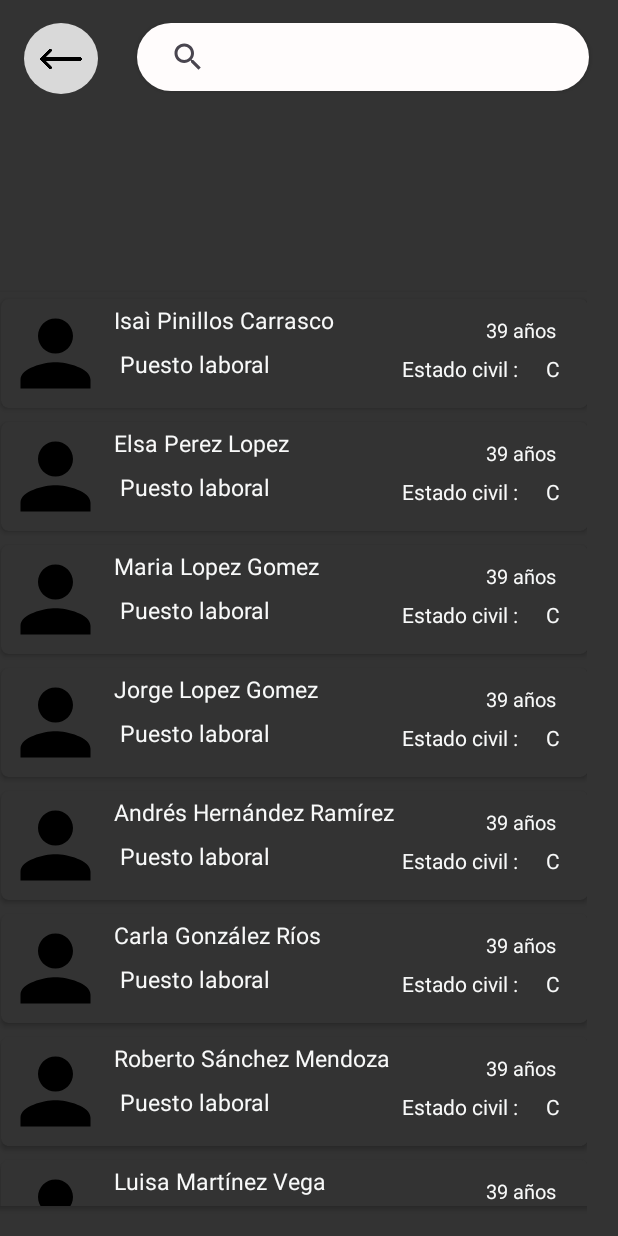
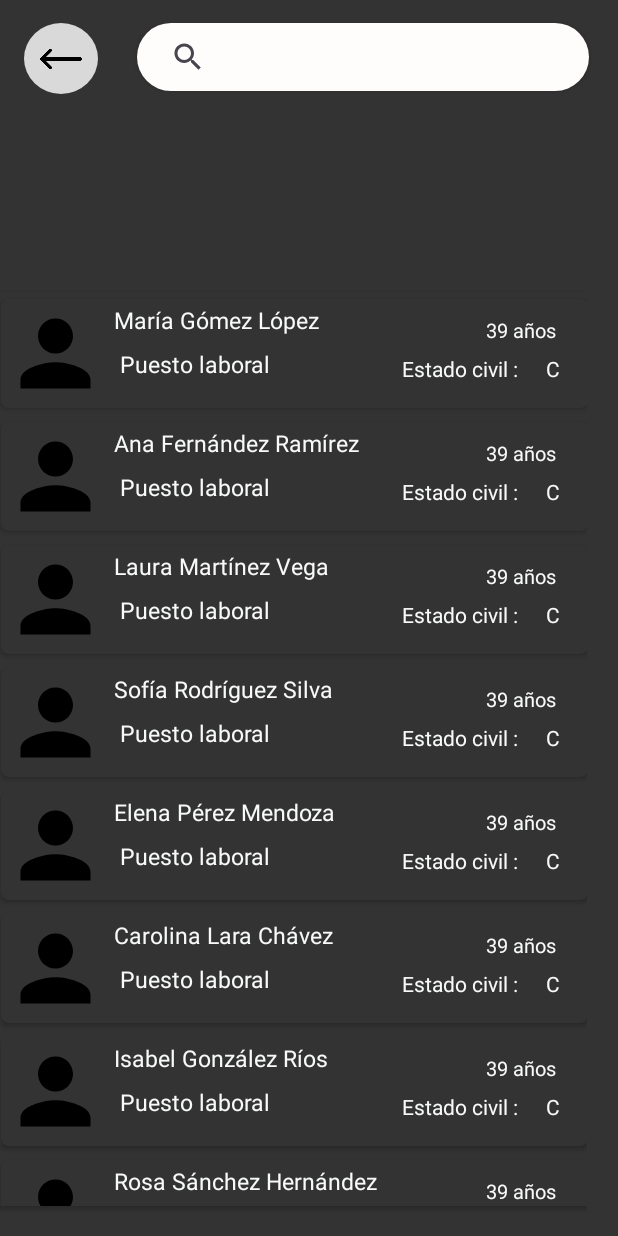
Before and after one commit to DhenisGit/Figuras_geometricas, an Android app: the listamadre screen opened directly, with no data from a screen before it, on a phone screen of 412 x 824 dp. Run offline under Robolectric (Android 15) with nearby library versions, the phone set to English and light mode, and no system bars.

Commit message:
ultimos cambios, creo

```diff
--- a/app/src/main/java/com/dhenis/polomorfismo/MadreAdapter.java
+++ b/app/src/main/java/com/dhenis/polomorfismo/MadreAdapter.java
@@ -5,30 +5,76 @@ import android.view.LayoutInflater;
 import android.view.View;
 import android.view.ViewGroup;
 import android.widget.ArrayAdapter;
+import android.widget.Filter;
 import android.widget.TextView;
 
+import java.util.ArrayList;
 import java.util.List;
 
 public class MadreAdapter extends ArrayAdapter<datos_madre> {
+
+    private List<datos_madre> originalList;
+    private List<datos_madre> filteredList;
     public MadreAdapter(Context context, List<datos_madre> madreList) {
         super(context, 0, madreList);
+        this.originalList = madreList; // Asignar madreList a originalList
+        this.filteredList = new ArrayList<>(originalList);
     }
 
     @Override
+    public int getCount() {
+        return filteredList.size();
+    }
+
+    @Override
+    public datos_madre getItem(int position) {
+        return filteredList.get(position);
+    }
+    @Override
     public View getView(int position, View convertView, ViewGroup parent) {
-        // Infla el layout personalizado para cada elemento de la lista
         if (convertView == null) {
             convertView = LayoutInflater.from(getContext()).inflate(R.layout.listadeelementos, parent, false);
         }
 
-        // Obtiene el elemento de la lista en la posición actual
         datos_madre madre = getItem(position);
 
-        // Establece los valores de los atributos en los elementos de la vista
         TextView textViewNombre = convertView.findViewById(R.id.textname);
         String nombreCompleto = madre.getNombreMadre() + " " + madre.getApellidoPaterno_Madre() + " " + madre.getApellidoMaterno_Madre();
         textViewNombre.setText(nombreCompleto);
 
         return convertView;
     }
+
+    @Override
+    public Filter getFilter() {
+        return new Filter() {
+            @Override
+            protected FilterResults performFiltering(CharSequence charSequence) {
+                String searchText = charSequence.toString().toLowerCase();
+                FilterResults results = new FilterResults();
+                List<datos_madre> filteredList = new ArrayList<>();
+
+                if (searchText.isEmpty()) {
+                    filteredList.addAll(originalList); // Use originalList instead of filteredList
+                } else {
+                    for (datos_madre madre : originalList) { // Use originalList instead of filteredList
+                        if (madre.getNombreMadre().toLowerCase().contains(searchText)||
+                                madre.getApellidoPaterno_Madre().toLowerCase().contains(searchText)||
+                                madre.getApellidoMaterno_Madre().toLowerCase().contains(searchText)) {
+                            filteredList.add(madre);
+                        }
+                    }
+                }
+                results.values = filteredList;
+                results.count = filteredList.size();
+                return results;
+            }
+
+            @Override
+            protected void publishResults(CharSequence charSequence, FilterResults filterResults) {
+                filteredList = (List<datos_madre>) filterResults.values;
+                notifyDataSetChanged();
+            }
+        };
+    }
 }
--- a/app/src/main/java/com/dhenis/polomorfismo/listamadre.java
+++ b/app/src/main/java/com/dhenis/polomorfismo/listamadre.java
@@ -17,7 +17,10 @@ public class listamadre extends AppCompatActivity {
 
     private MadreAdapter adapter;
     private SearchView searchView;
+    private List<datos_padre> padreList;
     private List<datos_madre> madreList;
+    private List<datos_hijos> hijoList;
+    private List<datos_hija> hijaList;
 
     @Override
     protected void onCreate(Bundle savedInstanceState) {
@@ -28,21 +31,43 @@ public class listamadre extends AppCompatActivity {
         searchView = findViewById(R.id.miSearchView);
 
         madreList = obtenerListaMadreDirectamente();
+        padreList = obtenerListaPadresDirectamente();
+        hijoList = obtenerListaHijosDirectamente();
+        hijaList = obtenerListaHijasDirectamente();
 
         adapter = new MadreAdapter(this, madreList);
         listView.setAdapter(adapter);
         listView.setDivider(null);
 
-        View includeMadre = findViewById(R.id.includeMadre); // Mueve esta línea aquí
-
         listView.setOnItemClickListener(new AdapterView.OnItemClickListener() {
             @Override
             public void onItemClick(AdapterView<?> parent, View view, int position, long id) {
+                datos_padre padreSeleccionado = padreList.get(position);
+                datos_madre madreSeleccionada = madreList.get(position);
+                datos_hijos hijoCorrespondiente = hijoList.get(position);
+                datos_hija hijaCorrespondiente = hijaList.get(position);
+
                 Intent intent = new Intent(listamadre.this, hijos.class);
+                intent.putExtra("nombrePadre", padreSeleccionado.getNombre());
+                intent.putExtra("apellidoPaterno_padre", padreSeleccionado.getApellidoPaterno());
+                intent.putExtra("apellidoMaterno_padre", padreSeleccionado.getApellidoMaterno());
+                intent.putExtra("edadPadre", padreSeleccionado.getEdad()); // Cambiado a "edadPadre"
+
+                intent.putExtra("nombreMadre", madreSeleccionada.getNombreMadre());
+                intent.putExtra("apellidoPaternoMadre", madreSeleccionada.getApellidoPaterno_Madre());
+                intent.putExtra("apellidoMaternoMadre", madreSeleccionada.getApellidoMaterno_Madre());
+                intent.putExtra("edadMadre", madreSeleccionada.getEdad_Madre());
+
+                // Pasar datos del hijo y la hija correspondientes
+                intent.putExtra("nombreHijo", hijoCorrespondiente.getNombre());
+                intent.putExtra("edadHijo", hijoCorrespondiente.getEdad());
+                intent.putExtra("nombreHija", hijaCorrespondiente.getNombre_Hija());
+                intent.putExtra("edadHija", hijaCorrespondiente.getEdadHija());
+
                 startActivity(intent);
             }
+
         });
-
 
         searchView.setOnQueryTextListener(new SearchView.OnQueryTextListener() {
             @Override
@@ -66,21 +91,231 @@ public class listamadre extends AppCompatActivity {
         });
     }
 
+    private List<datos_padre> obtenerListaPadresDirectamente() {
+        List<datos_padre> padreList = new ArrayList<>();
+        padreList.add(new datos_padre(0, "Pedro", "Pinillos", "Carrasco", 30));
+        padreList.add(new datos_padre(1, "Luis", "Perez", "Lopez", 45));
+        padreList.add(new datos_padre(2, "Juan", "Lopez", "Gomez", 28));
+        padreList.add(new datos_padre(3, "Miguel", "Lopez", "Gomez", 28));
+        padreList.add(new datos_padre(4, "Andrés", "Hernández", "Ramírez", 32));
+        padreList.add(new datos_padre(5, "Carlos", "González", "Ríos", 39));
+        padreList.add(new datos_padre(6, "Roberto", "Sánchez", "Mendoza", 51));
+        padreList.add(new datos_padre(7, "Alejandro", "Martínez", "Vega", 29));
+        padreList.add(new datos_padre(8, "Antonio", "Rodríguez", "Silva", 36));
+        padreList.add(new datos_padre(9, "Javier", "Fernández", "Castillo", 42));
+        padreList.add(new datos_padre(10, "Héctor", "Lara", "Chávez", 27));
+        padreList.add(new datos_padre(11, "Daniel", "Morales", "Ortega", 33));
+        padreList.add(new datos_padre(12, "Carlos", "Nava", "Soto", 40));
+        padreList.add(new datos_padre(13, "José", "Jiménez", "Delgado", 47));
+        padreList.add(new datos_padre(14, "Ricardo", "Pérez", "Mendoza", 28));
+        padreList.add(new datos_padre(15, "Fernando", "Vargas", "Reyes", 31));
+        padreList.add(new datos_padre(16, "David", "García", "Santos", 52));
+        padreList.add(new datos_padre(17, "Eduardo", "Hernández", "Núñez", 38));
+        padreList.add(new datos_padre(18, "Gabriel", "Ramos", "Ortega", 43));
+        padreList.add(new datos_padre(19, "Miguel", "Castro", "López", 25));
+        padreList.add(new datos_padre(20, "Mario", "Chávez", "Flores", 41));
+        padreList.add(new datos_padre(21, "Luis", "Sánchez", "Hernández", 49));
+        padreList.add(new datos_padre(22, "David", "Ramírez", "Guzmán", 30));
+        padreList.add(new datos_padre(23, "Andrés", "Vega", "Cruz", 29));
+        padreList.add(new datos_padre(24, "Alejandro", "Mendoza", "Pérez", 34));
+        padreList.add(new datos_padre(25, "Jorge", "López", "González", 37));
+        padreList.add(new datos_padre(26, "José", "Delgado", "Fernández", 46));
+        padreList.add(new datos_padre(27, "Manuel", "Soto", "Hernández", 35));
+        padreList.add(new datos_padre(28, "Daniel", "Nava", "Ríos", 32));
+        padreList.add(new datos_padre(29, "Fernando", "Silva", "Martínez", 28));
+        padreList.add(new datos_padre(30, "Francisco", "Castillo", "Hernández", 50));
+        padreList.add(new datos_padre(31, "Juan", "Ortega", "Gómez", 27));
+        padreList.add(new datos_padre(32, "Miguel", "Guzmán", "Sánchez", 31));
+        padreList.add(new datos_padre(33, "Rafael", "Pérez", "Mendoza", 39));
+        padreList.add(new datos_padre(34, "Luis", "Reyes", "García", 44));
+        padreList.add(new datos_padre(35, "Juan", "Núñez", "Ramírez", 26));
+        padreList.add(new datos_padre(36, "Fernando", "Cruz", "Fernández", 43));
+        padreList.add(new datos_padre(37, "Felipe", "López", "Vega", 30));
+        padreList.add(new datos_padre(38, "Rafael", "Mendoza", "Ortega", 29));
+        padreList.add(new datos_padre(39, "Antonio", "Hernández", "Castro", 35));
+        padreList.add(new datos_padre(40, "Hugo", "Soto", "Chávez", 52));
+        padreList.add(new datos_padre(41, "Luis", "Gómez", "Pérez", 31));
+        padreList.add(new datos_padre(42, "Javier", "Guzmán", "Ramírez", 30));
+        padreList.add(new datos_padre(43, "José", "Mendoza", "López", 27));
+        padreList.add(new datos_padre(44, "Francisco", "Pérez", "Castillo", 38));
+        padreList.add(new datos_padre(45, "Miguel", "Fernández", "Ortega", 26));
+        padreList.add(new datos_padre(46, "Mauricio", "Chávez", "Gómez", 34));
+        padreList.add(new datos_padre(47, "Pablo", "López", "Ramírez", 48));
+        padreList.add(new datos_padre(48, "Hugo", "Sánchez", "Mendoza", 29));
+        padreList.add(new datos_padre(49, "Fernando", "Martínez", "Guzmán", 30));
+
+        return padreList;
+    }
+
     private List<datos_madre> obtenerListaMadreDirectamente() {
         List<datos_madre> madreList = new ArrayList<>();
 
-        madreList.add(new datos_madre(1, "Isaì", "Pinillos", "Carrasco", 30));
-        madreList.add(new datos_madre(2, "Elsa", "Perez", "Lopez", 45));
-        madreList.add(new datos_madre(3, "Maria", "Lopez", "Gomez", 28));
-        madreList.add(new datos_madre(4, "Jorge", "Lopez", "Gomez", 28));
-        madreList.add(new datos_madre(5, "Andrés", "Hernández", "Ramírez", 32));
-        madreList.add(new datos_madre(6, "Carla", "González", "Ríos", 39));
-        madreList.add(new datos_madre(7, "Roberto", "Sánchez", "Mendoza", 51));
-        madreList.add(new datos_madre(8, "Luisa", "Martínez", "Vega", 29));
-        madreList.add(new datos_madre(9, "Antonio", "Rodríguez", "Silva", 36));
-        madreList.add(new datos_madre(10, "Laura", "Fernández", "Castillo", 42));
-        madreList.add(new datos_madre(11, "Héctor", "Lara", "Chávez", 27));
+        madreList.add(new datos_madre(0, "María", "Gómez", "López", 29));
+        madreList.add(new datos_madre(1, "Ana", "Fernández", "Ramírez", 44));
+        madreList.add(new datos_madre(2, "Laura", "Martínez", "Vega", 31));
+        madreList.add(new datos_madre(3, "Sofía", "Rodríguez", "Silva", 38));
+        madreList.add(new datos_madre(4, "Elena", "Pérez", "Mendoza", 33));
+        madreList.add(new datos_madre(5, "Carolina", "Lara", "Chávez", 35));
+        madreList.add(new datos_madre(6, "Isabel", "González", "Ríos", 50));
+        madreList.add(new datos_madre(7, "Rosa", "Sánchez", "Hernández", 28));
+        madreList.add(new datos_madre(8, "Patricia", "Nava", "Soto", 46));
+        madreList.add(new datos_madre(9, "Luisa", "Cruz", "Ortega", 42));
+        madreList.add(new datos_madre(10, "Carmen", "Hernández", "Gómez", 39));
+        madreList.add(new datos_madre(11, "Mónica", "Ramos", "López", 27));
+        madreList.add(new datos_madre(12, "Alejandra", "Soto", "Fernández", 37));
+        madreList.add(new datos_madre(13, "Gloria", "Guzmán", "Martínez", 29));
+        madreList.add(new datos_madre(14, "Beatriz", "Vargas", "Ramírez", 34));
+        madreList.add(new datos_madre(15, "Verónica", "Díaz", "Silva", 40));
+        madreList.add(new datos_madre(16, "Catalina", "Castro", "Mendoza", 31));
+        madreList.add(new datos_madre(17, "Valeria", "Pérez", "Gómez", 26));
+        madreList.add(new datos_madre(18, "Eva", "López", "Hernández", 41));
+        madreList.add(new datos_madre(19, "Pamela", "García", "Vega", 36));
+        madreList.add(new datos_madre(20, "Margarita", "Martínez", "Silva", 47));
+        madreList.add(new datos_madre(21, "Lorena", "González", "Ramírez", 32));
+        madreList.add(new datos_madre(22, "Juana", "Pérez", "López", 45));
+        madreList.add(new datos_madre(23, "Raquel", "Rodríguez", "Silva", 28));
+        madreList.add(new datos_madre(24, "Cecilia", "Lara", "Chávez", 33));
+        madreList.add(new datos_madre(25, "Mireya", "Sánchez", "Hernández", 29));
+        madreList.add(new datos_madre(26, "Fabiola", "Nava", "Soto", 36));
+        madreList.add(new datos_madre(27, "Roxana", "Cruz", "Ortega", 42));
+        madreList.add(new datos_madre(28, "Jimena", "Hernández", "Gómez", 27));
+        madreList.add(new datos_madre(29, "Adriana", "Ramos", "López", 35));
+        madreList.add(new datos_madre(30, "Claudia", "Soto", "Fernández", 46));
+        madreList.add(new datos_madre(31, "Daniela", "Guzmán", "Martínez", 30));
+        madreList.add(new datos_madre(32, "Jazmín", "Vargas", "Ramírez", 29));
+        madreList.add(new datos_madre(33, "Fernanda", "Díaz", "Silva", 32));
+        madreList.add(new datos_madre(34, "Miriam", "Castro", "Mendoza", 39));
+        madreList.add(new datos_madre(35, "Karina", "Pérez", "Gómez", 27));
+        madreList.add(new datos_madre(36, "Paulina", "López", "Hernández", 34));
+        madreList.add(new datos_madre(37, "Ruth", "García", "Vega", 37));
+        madreList.add(new datos_madre(38, "Abril", "Martínez", "Silva", 25));
+        madreList.add(new datos_madre(39, "Gabriela", "González", "Ramírez", 30));
+        madreList.add(new datos_madre(40, "Diana", "Pérez", "López", 28));
+        madreList.add(new datos_madre(41, "Estela", "Rodríguez", "Silva", 31));
+        madreList.add(new datos_madre(42, "Victoria", "Lara", "Chávez", 24));
+        madreList.add(new datos_madre(43, "Lucía", "Sánchez", "Hernández", 26));
+        madreList.add(new datos_madre(44, "Olga", "Nava", "Soto", 33));
+        madreList.add(new datos_madre(45, "Natalia", "Cruz", "Ortega", 30));
+        madreList.add(new datos_madre(46, "Camila", "Hernández", "Gómez", 29));
+        madreList.add(new datos_madre(47, "Patricia", "Ramos", "López", 32));
+        madreList.add(new datos_madre(48, "Cinthia", "Soto", "Fernández", 28));
+        madreList.add(new datos_madre(49, "Alicia", "Guzmán", "Martínez", 31));
 
         return madreList;
     }
+
+    private List<datos_hijos> obtenerListaHijosDirectamente() {
+        List<datos_hijos> hijoList = new ArrayList<>();
+
+        hijoList.add(new datos_hijos(0, "Isaì", null, null, 10));
+        hijoList.add(new datos_hijos(1, "Jorge", null, null, 8));
+        hijoList.add(new datos_hijos(2, "Luis", null, null, 9));
+        hijoList.add(new datos_hijos(3, "Carlos", null, null, 11));
+        hijoList.add(new datos_hijos(4, "Andrés", null, null, 7));
+        hijoList.add(new datos_hijos(5, "Miguel", null, null, 10));
+        hijoList.add(new datos_hijos(6, "Juan", null, null, 9));
+        hijoList.add(new datos_hijos(7, "Alejandro", null, null, 8));
+        hijoList.add(new datos_hijos(8, "José", null, null, 12));
+        hijoList.add(new datos_hijos(9, "David", null, null, 11));
+        hijoList.add(new datos_hijos(10, "Francisco", null, null, 10));
+        hijoList.add(new datos_hijos(11, "Diego", null, null, 9));
+        hijoList.add(new datos_hijos(12, "Daniel", null, null, 7));
+        hijoList.add(new datos_hijos(13, "Antonio", null, null, 8));
+        hijoList.add(new datos_hijos(14, "Ricardo", null, null, 10));
+        hijoList.add(new datos_hijos(15, "Roberto", null, null, 11));
+        hijoList.add(new datos_hijos(16, "Eduardo", null, null, 9));
+        hijoList.add(new datos_hijos(17, "Manuel", null, null, 12));
+        hijoList.add(new datos_hijos(18, "Hugo", null, null, 8));
+        hijoList.add(new datos_hijos(19, "Fernando", null, null, 10));
+        hijoList.add(new datos_hijos(20, "Pedro", null, null, 11));
+        hijoList.add(new datos_hijos(21, "Gustavo", null, null, 7));
+        hijoList.add(new datos_hijos(22, "Sergio", null, null, 9));
+        hijoList.add(new datos_hijos(23, "Lorenzo", null, null, 10));
+        hijoList.add(new datos_hijos(24, "Rafael", null, null, 8));
+        hijoList.add(new datos_hijos(25, "Enrique", null, null, 10));
+        hijoList.add(new datos_hijos(26, "Mariano", null, null, 9));
+        hijoList.add(new datos_hijos(27, "Agustín", null, null, 11));
+        hijoList.add(new datos_hijos(28, "Óscar", null, null, 7));
+        hijoList.add(new datos_hijos(29, "Emilio", null, null, 8));
+        hijoList.add(new datos_hijos(30, "Nicolás", null, null, 10));
+        hijoList.add(new datos_hijos(31, "Matías", null, null, 11));
+        hijoList.add(new datos_hijos(32, "Arturo", null, null, 9));
+        hijoList.add(new datos_hijos(33, "Benjamín", null, null, 12));
+        hijoList.add(new datos_hijos(34, "Adrián", null, null, 8));
+        hijoList.add(new datos_hijos(35, "Óliver", null, null, 10));
+        hijoList.add(new datos_hijos(36, "Leonardo", null, null, 9));
+        hijoList.add(new datos_hijos(37, "Pablo", null, null, 7));
+        hijoList.add(new datos_hijos(38, "Víctor", null, null, 8));
+        hijoList.add(new datos_hijos(39, "Mario", null, null, 10));
+        hijoList.add(new datos_hijos(40, "Rubén", null, null, 11));
+        hijoList.add(new datos_hijos(41, "Héctor", null, null, 9));
+        hijoList.add(new datos_hijos(42, "Samuel", null, null, 12));
+        hijoList.add(new datos_hijos(43, "Xavier", null, null, 8));
+        hijoList.add(new datos_hijos(44, "Julio", null, null, 10));
+        hijoList.add(new datos_hijos(45, "Óscar", null, null, 11));
+        hijoList.add(new datos_hijos(46, "Félix", null, null, 9));
+        hijoList.add(new datos_hijos(47, "César", null, null, 7));
+        hijoList.add(new datos_hijos(48, "Hugo", null, null, 8));
+        hijoList.add(new datos_hijos(49, "Iván", null, null, 10));
+
+        return hijoList;
+    }
+
+
+    private List<datos_hija> obtenerListaHijasDirectamente() {
+        List<datos_hija> hijaList = new ArrayList<>();
+
+        hijaList.add(new datos_hija(0, "María", null, null, 10));
+        hijaList.add(new datos_hija(1, "Ana", null, null, 8));
+        hijaList.add(new datos_hija(2, "Sofía", null, null, 9));
+        hijaList.add(new datos_hija(3, "Carla", null, null, 11));
+        hijaList.add(new datos_hija(4, "Elena", null, null, 7));
+        hijaList.add(new datos_hija(5, "Luisa", null, null, 10));
+        hijaList.add(new datos_hija(6, "Valeria", null, null, 9));
+        hijaList.add(new datos_hija(7, "Camila", null, null, 8));
+        hijaList.add(new datos_hija(8, "Isabel", null, null, 12));
+        hijaList.add(new datos_hija(9, "Daniela", null, null, 11));
+        hijaList.add(new datos_hija(10, "Fernanda", null, null, 10));
+        hijaList.add(new datos_hija(11, "Laura", null, null, 9));
+        hijaList.add(new datos_hija(12, "Alicia", null, null, 7));
+        hijaList.add(new datos_hija(13, "Giselle", null, null, 8));
+        hijaList.add(new datos_hija(14, "Valentina", null, null, 10));
+        hijaList.add(new datos_hija(15, "Roberta", null, null, 11));
+        hijaList.add(new datos_hija(16, "Lucía", null, null, 9));
+        hijaList.add(new datos_hija(17, "Carmen", null, null, 12));
+        hijaList.add(new datos_hija(18, "Fabiola", null, null, 8));
+        hijaList.add(new datos_hija(19, "Andrea", null, null, 10));
+        hijaList.add(new datos_hija(20, "Patricia", null, null, 11));
+        hijaList.add(new datos_hija(21, "Gloria", null, null, 7));
+        hijaList.add(new datos_hija(22, "Lorena", null, null, 9));
+        hijaList.add(new datos_hija(23, "Martha", null, null, 10));
+        hijaList.add(new datos_hija(24, "Rosa", null, null, 8));
+        hijaList.add(new datos_hija(25, "Cecilia", null, null, 10));
+        hijaList.add(new datos_hija(26, "Mariana", null, null, 9));
+        hijaList.add(new datos_hija(27, "Catalina", null, null, 11));
+        hijaList.add(new datos_hija(28, "Eugenia", null, null, 7));
+        hijaList.add(new datos_hija(29, "Renata", null, null, 8));
+        hijaList.add(new datos_hija(30, "Natalia", null, null, 10));
+        hijaList.add(new datos_hija(31, "Beatriz", null, null, 11));
+        hijaList.add(new datos_hija(32, "Marina", null, null, 9));
+        hijaList.add(new datos_hija(33, "Angélica", null, null, 12));
+        hijaList.add(new datos_hija(34, "Aurora", null, null, 8));
+        hijaList.add(new datos_hija(35, "Olivia", null, null, 10));
+        hijaList.add(new datos_hija(36, "Victoria", null, null, 9));
+        hijaList.add(new datos_hija(37, "Paulina", null, null, 7));
+        hijaList.add(new datos_hija(38, "Miranda", null, null, 8));
+        hijaList.add(new datos_hija(39, "Alejandra", null, null, 10));
+        hijaList.add(new datos_hija(40, "Gabriela", null, null, 11));
+        hijaList.add(new datos_hija(41, "Elizabeth", null, null, 9));
+        hijaList.add(new datos_hija(42, "Victoria", null, null, 12));
+        hijaList.add(new datos_hija(43, "Ximena", null, null, 8));
+        hijaList.add(new datos_hija(44, "Julia", null, null, 10));
+        hijaList.add(new datos_hija(45, "Claudia", null, null, 11));
+        hijaList.add(new datos_hija(46, "Diana", null, null, 9));
+        hijaList.add(new datos_hija(47, "Patricia", null, null, 7));
+        hijaList.add(new datos_hija(48, "Abril", null, null, 8));
+        hijaList.add(new datos_hija(49, "Ariana", null, null, 10));
+
+        return hijaList;
+    }
 }
```
Also changed, not shown: app/src/main/java/com/dhenis/polomorfismo/PadreAdapter.java (+39 -37 lines), app/src/main/java/com/dhenis/polomorfismo/hijos.java (+17 -17 lines), app/src/main/java/com/dhenis/polomorfismo/listapadre.java (+154 -50 lines).
